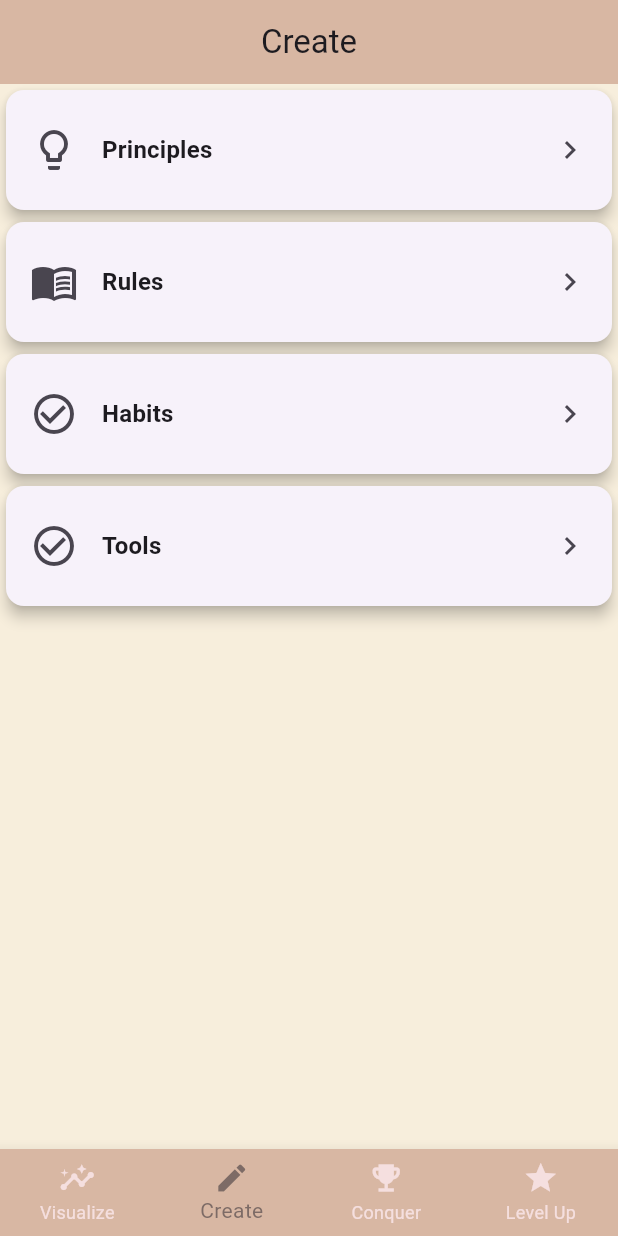
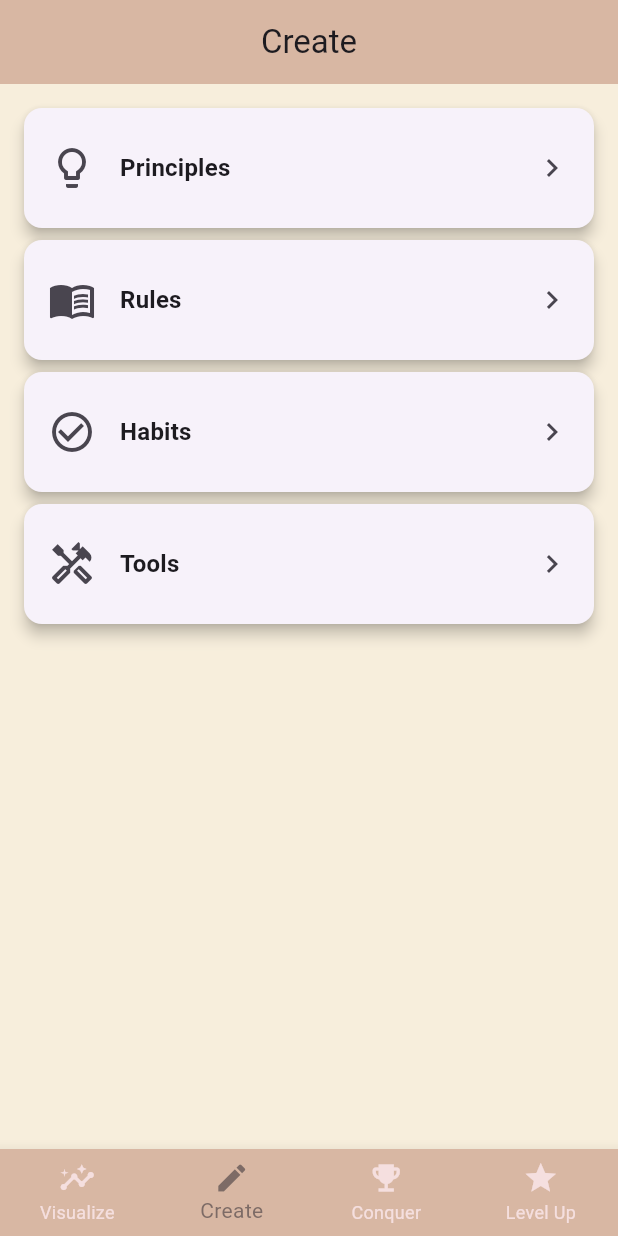
Before and after one commit to johnywakim02/strive-flow, a Flutter app: the CreatePage screen opened by its route, on a phone screen of 412 x 824 dp. Run offline on Flutter 3.47's test engine with Material 3 defaults, Android fonts, the phone set to English and light mode, and no system bars; our stand-ins replace flutter_markdown_plus, freezed_annotation, go_router, google_fonts, hive_ce, hive_ce_flutter; accounts and stored records are empty; statements that could not run were skipped.

Commit message:
updated create page's UI with better spacing, sizes and icon choices

```diff
--- a/lib/ui/create/create_page.dart
+++ b/lib/ui/create/create_page.dart
@@ -35,7 +35,9 @@ class CreatePage extends StatelessWidget{
         centerTitle: true,
         backgroundColor: colorScheme.appBarBackgroundColor,
       ),
-      body: ListView(
+      body: Padding(
+        padding: const EdgeInsets.all(12.0),
+        child: ListView(
           children: [
             CreateOptionCard(
               title: "Principles",
@@ -54,10 +56,11 @@ class CreatePage extends StatelessWidget{
             ),
             CreateOptionCard(
               title: "Tools",
-            iconData: Icons.check_circle_outline,
+              iconData: Icons.handyman_outlined,
               onTap: handleToolsOnTapped
             ),
           ],
+        ),
       )
     );
   }
```
Lines whose indentation alone changed are shown as unchanged.
